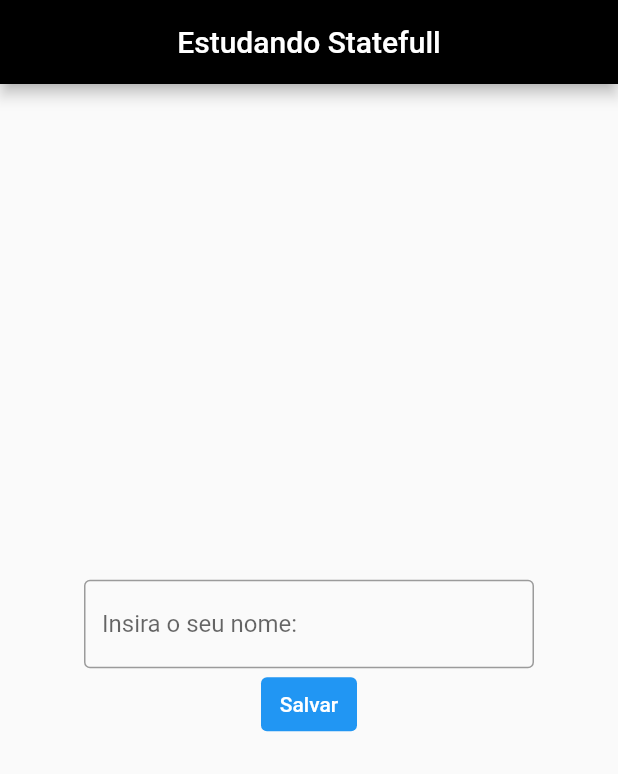
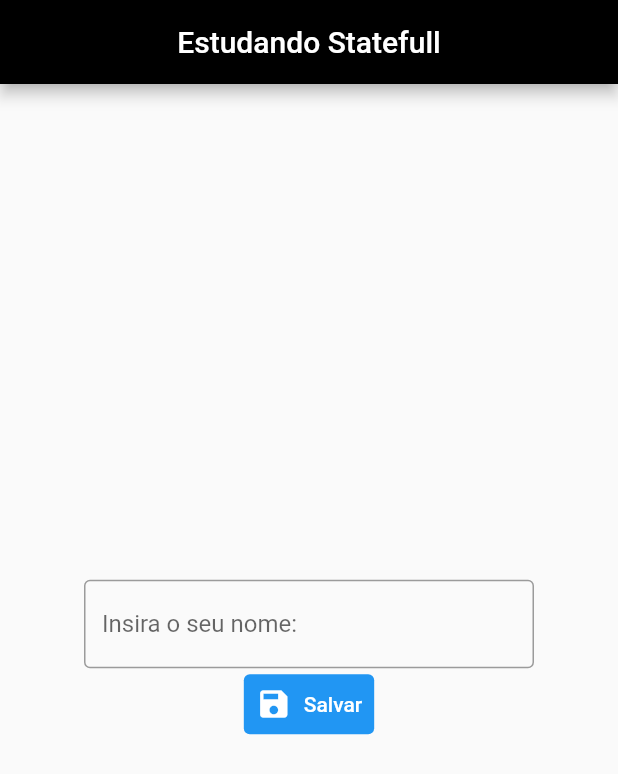
Before and after one commit to cahMartins/AtividadeMobile0405, a Flutter app: the screen it shows after launch, on a phone screen of 412 x 824 dp. Shown: the top 774 px of the screen. Run offline on Flutter 3.47's test engine with Material 2 defaults, Android fonts, the phone set to English and light mode, and no system bars.

Commit message:
Atividade de mobile 04/05/2022

```diff
--- a/lib/main.dart
+++ b/lib/main.dart
@@ -65,14 +65,16 @@ class _HomeState extends State<Home> {
                         });
                       },
                     ),
-                    TextButton(
+                    TextButton.icon(
                       onPressed: _showcontent,
                       style: TextButton.styleFrom(
                         primary: Colors.white,
                         backgroundColor: Colors.blue,
 
                       ),
-                      child: Text("Salvar"),
+                      label: Text("Salvar"),
+                      icon: Icon(Icons.save),
+
                     ),
                   ],
                 ),
```
